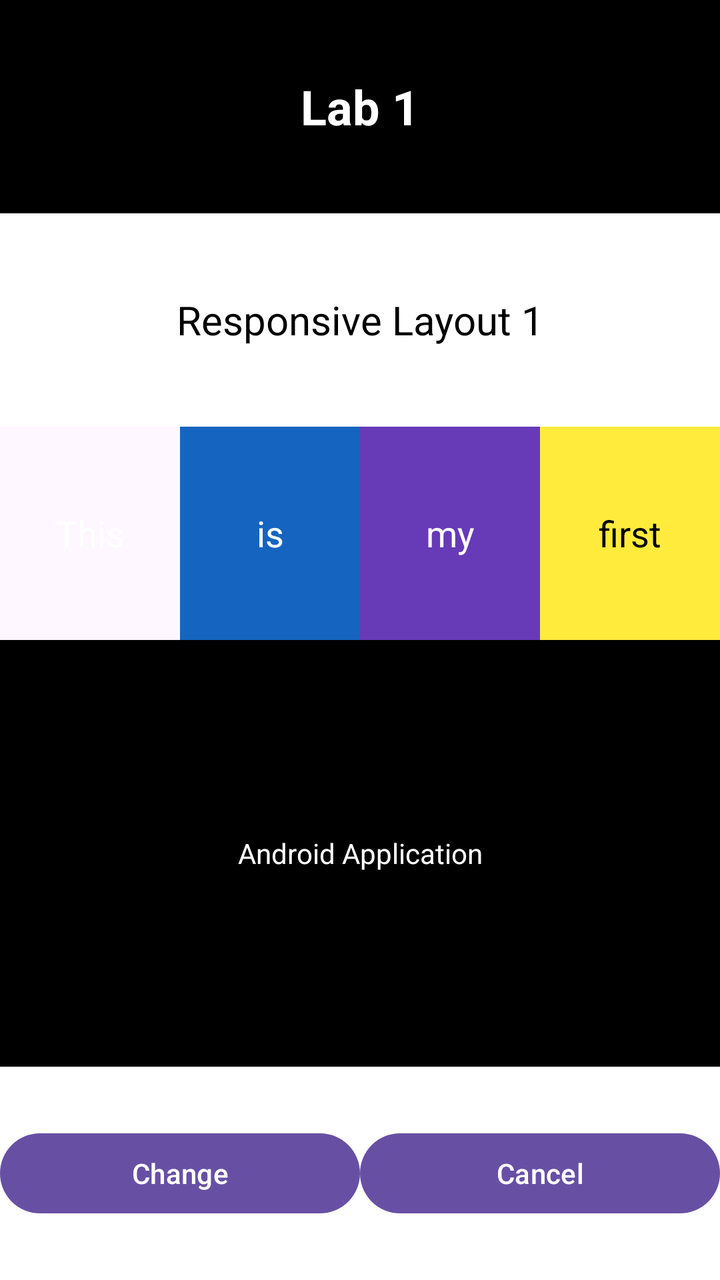
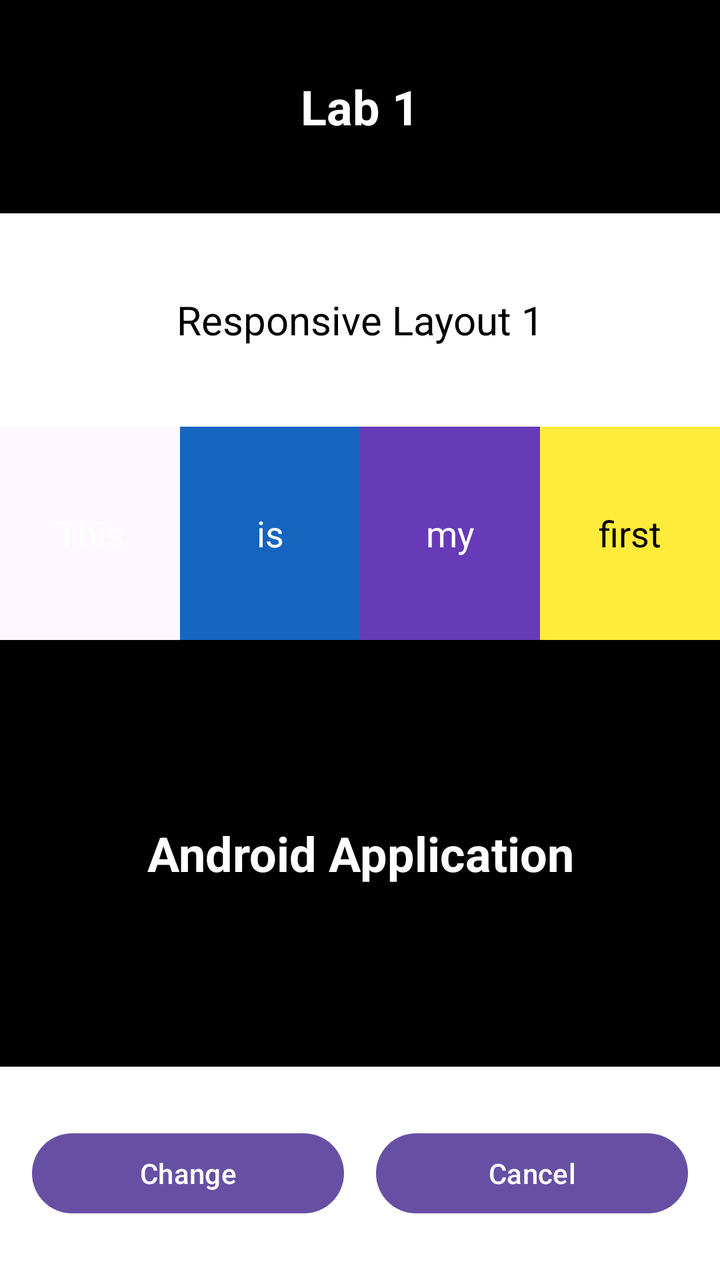

Compare the two renders of this Android layout. The source of the first and the diff that turns it into the second are given below.
<!-- AndroidManifest.xml: application theme Theme.Parctical1 -->
<!-- res/layout/activity_main.xml -->
<?xml version="1.0" encoding="utf-8"?>
<LinearLayout xmlns:android="http://schemas.android.com/apk/res/android"
    android:id="@+id/main"
    android:layout_width="match_parent"
    android:layout_height="match_parent"
    android:orientation="vertical">

    
    <TextView
        android:layout_width="match_parent"
        android:layout_height="0dp"
        android:layout_weight="1"
        android:background="@color/black"
        android:gravity="center"
        android:text="@string/lab_title"
        android:textColor="@color/white"
        android:textSize="24sp"
        android:textStyle="bold"/>

    
    <TextView
        android:layout_width="match_parent"
        android:layout_height="0dp"
        android:layout_weight="1"
        android:background="@color/white"
        android:gravity="center"
        android:text="@string/responsive_layout_title"
        android:textColor="@color/black"
        android:textSize="20sp"/>

    
    <LinearLayout
        android:layout_width="match_parent"
        android:layout_height="0dp"
        android:layout_weight="1"
        android:orientation="horizontal">

        <TextView
            android:layout_width="0dp"
            android:layout_height="match_parent"
            android:layout_weight="1"
            android:background="#@color/red_panel"
            android:gravity="center"
            android:text="@string/word_this"
            android:textColor="@color/white"
            android:textSize="18sp"/>

        <TextView
            android:layout_width="0dp"
            android:layout_height="match_parent"
            android:layout_weight="1"
            android:background="@color/blue_panel"
            android:gravity="center"
            android:text="@string/word_is"
            android:textColor="@color/white"
            android:textSize="18sp"/>

        <TextView
            android:layout_width="0dp"
            android:layout_height="match_parent"
            android:layout_weight="1"
            android:background="@color/purple_panel"
            android:gravity="center"
            android:text="@string/word_my"
            android:textColor="@color/white"
            android:textSize="18sp"/>

        <TextView
            android:layout_width="0dp"
            android:layout_height="match_parent"
            android:layout_weight="1"
            android:background="@color/yellow_panel"
            android:gravity="center"
            android:text="@string/word_first"
            android:textColor="@color/black"
            android:textSize="18sp"/>
    </LinearLayout>


    
    <TextView
        android:layout_width="match_parent"
        android:layout_height="0dp"
        android:layout_weight="2"
        android:background="#000000"
        android:gravity="center"
        android:text="Android Application"
        android:textColor="#FFFFFF" />


    
    <LinearLayout
        android:layout_width="match_parent"
        android:layout_height="0dp"
        android:layout_weight="1"
        android:background="#FFFFFF"
        android:gravity="center"
        android:orientation="horizontal">

        <Button
            android:layout_width="0dp"
            android:layout_height="wrap_content"
            android:layout_weight="1"
            android:text="Change" />

        <Button
            android:layout_width="0dp"
            android:layout_height="wrap_content"
            android:layout_weight="1"
            android:text="Cancel" />
    </LinearLayout>
</LinearLayout>
<!-- resources referenced by this layout -->
<resources>
  <color name="black">#FF000000</color>
  <color name="blue_panel">#FF1565C0</color>
  <color name="purple_panel">#FF673AB7</color>
  <color name="red_panel">#FFF44336</color>
  <color name="white">#FFFFFFFF</color>
  <color name="yellow_panel">#FFFFEB3B</color>
  <string name="lab_title">Lab 1</string>
  <string name="responsive_layout_title">Responsive Layout 1</string>
  <string name="word_first">first</string>
  <string name="word_is">is</string>
  <string name="word_my">my</string>
  <string name="word_this">This</string>
  <style name="Theme.Parctical1" parent="Base.Theme.Parctical1" />
  <style name="Base.Theme.Parctical1" parent="Theme.Material3.DayNight.NoActionBar">
          
          
      </style>
</resources>

<!-- the commit's change to res/layout/activity_main.xml (unified diff, before → after) -->
@@ -82,10 +82,12 @@
         android:layout_width="match_parent"
         android:layout_height="0dp"
         android:layout_weight="2"
-        android:background="#000000"
+        android:background="@color/black"
         android:gravity="center"
-        android:text="Android Application"
-        android:textColor="#FFFFFF" />
+        android:text="@string/application_title"
+        android:textColor="@color/white"
+        android:textSize="24sp"
+        android:textStyle="bold"/>
 
 
     
@@ -93,20 +95,23 @@
         android:layout_width="match_parent"
         android:layout_height="0dp"
         android:layout_weight="1"
-        android:background="#FFFFFF"
+        android:background="@color/white"
         android:gravity="center"
-        android:orientation="horizontal">
+        android:orientation="horizontal"
+        android:paddingHorizontal="16dp">
 
         <Button
             android:layout_width="0dp"
             android:layout_height="wrap_content"
+            android:layout_marginEnd="8dp"
             android:layout_weight="1"
-            android:text="Change" />
+            android:text="@string/change_button" />
 
         <Button
             android:layout_width="0dp"
             android:layout_height="wrap_content"
+            android:layout_marginStart="8dp"
             android:layout_weight="1"
-            android:text="Cancel" />
+            android:text="@string/cancel_button" />
     </LinearLayout>
 </LinearLayout>
<!-- resource entries referenced after the edit -->
@@ -6,6 +6,9 @@
   <color name="red_panel">#FFF44336</color>
   <color name="white">#FFFFFFFF</color>
   <color name="yellow_panel">#FFFFEB3B</color>
+  <string name="application_title">Android Application</string>
+  <string name="cancel_button">Cancel</string>
+  <string name="change_button">Change</string>
   <string name="lab_title">Lab 1</string>
   <string name="responsive_layout_title">Responsive Layout 1</string>
   <string name="word_first">first</string>
